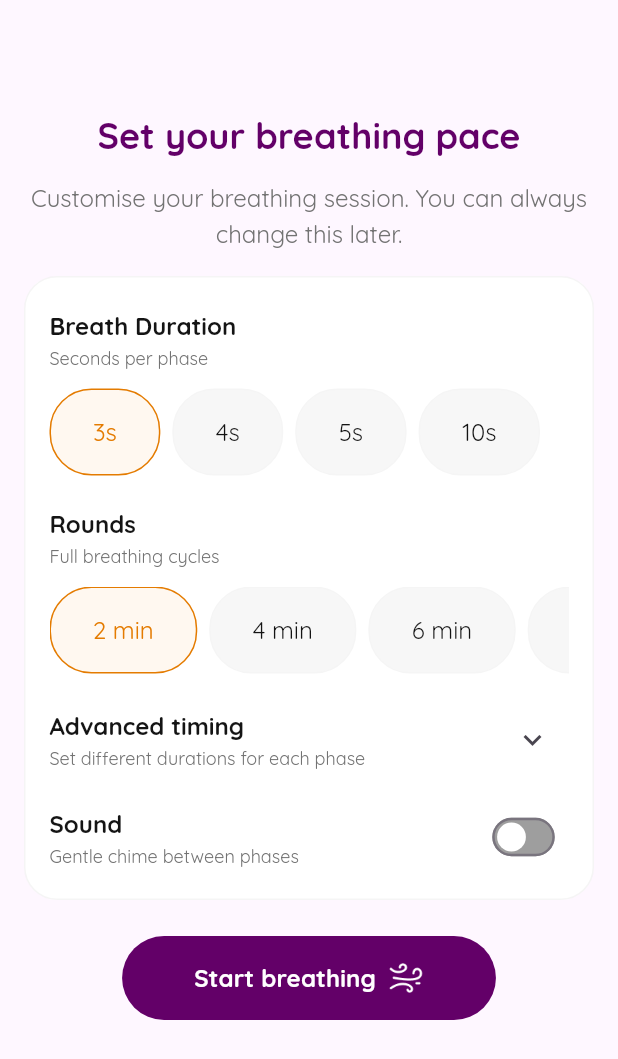
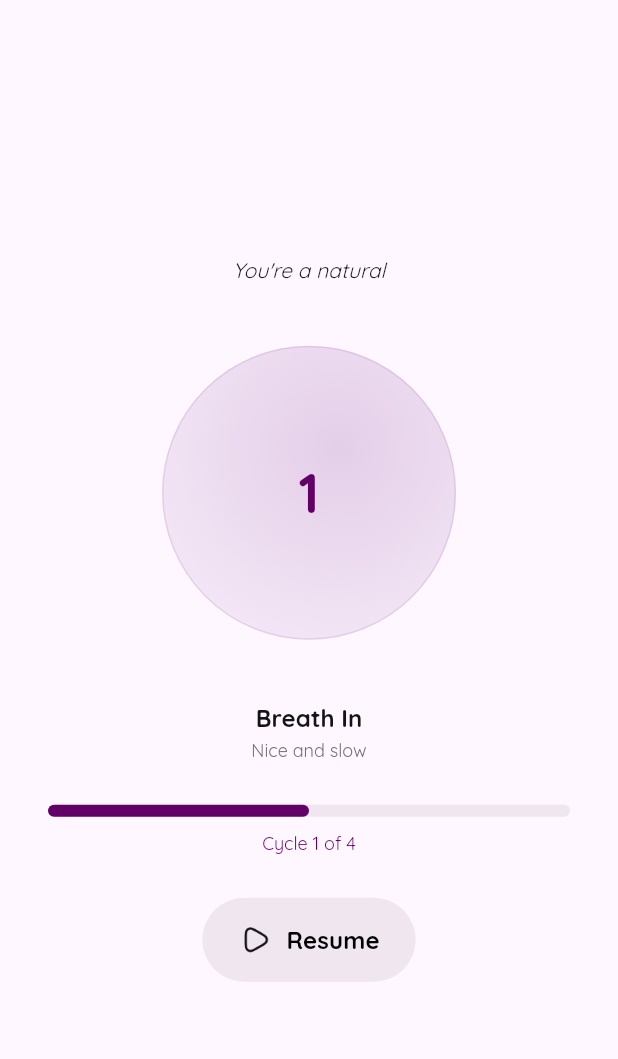
Before and after one commit to sharmadhiraj/Breathing-App, a Flutter app: the screen it shows after launch, on a phone screen of 412 x 824 dp. Shown: the top 1059 px of the screen. Run offline on Flutter 3.47's test engine with Material 3 defaults, Android fonts, the phone set to English and light mode, and no system bars.

Commit message:
Setup breathing screen

```diff
--- a/lib/core/widgets/button.dart
+++ b/lib/core/widgets/button.dart
@@ -4,24 +4,41 @@ import 'package:flutter/material.dart';
 class AppButton extends StatelessWidget {
   final String text;
   final VoidCallback onPressed;
+  final Color backgroundColor;
+  final String? leftIcon;
+  final String? rightIcon;
 
-  const AppButton({super.key, required this.text, required this.onPressed});
+  const AppButton({
+    super.key,
+    required this.text,
+    required this.onPressed,
+    this.backgroundColor = AppTheme.primaryColor,
+    this.leftIcon,
+    this.rightIcon,
+  });
 
   @override
   Widget build(BuildContext context) {
-    return ElevatedButton(
+    return Align(
+      child: ElevatedButton(
         onPressed: onPressed,
         style: ElevatedButton.styleFrom(
-        backgroundColor: AppTheme.primaryColor,
-        shape: RoundedRectangleBorder(borderRadius: BorderRadius.circular(32)),
-        padding: const EdgeInsets.symmetric(horizontal: 48, vertical: 16),
+          backgroundColor: backgroundColor,
+          shape: RoundedRectangleBorder(
+            borderRadius: BorderRadius.circular(32),
+          ),
+          padding: const EdgeInsets.symmetric(horizontal: 24, vertical: 16),
           elevation: 0,
           minimumSize: Size.zero,
         ),
         child: Row(
+          mainAxisSize: MainAxisSize.min,
           mainAxisAlignment: MainAxisAlignment.center,
-        mainAxisSize: MainAxisSize.min,
           children: [
+            if (leftIcon != null) ...[
+              Image.asset("assets/icons/$leftIcon.png", width: 24, height: 24),
+              const SizedBox(width: 8),
+            ],
             Text(
               text,
               textAlign: TextAlign.center,
@@ -29,12 +46,15 @@ class AppButton extends StatelessWidget {
                 fontWeight: FontWeight.w700,
                 fontSize: 16,
                 height: 1.5,
-              color: Colors.white,
+                color: Colors.black,
               ),
             ),
+            if (rightIcon != null) ...[
               const SizedBox(width: 8),
-          Image.asset("assets/icons/breath.png", width: 24, height: 24),
+              Image.asset("assets/icons/$rightIcon.png", width: 24, height: 24),
             ],
+          ],
+        ),
       ),
     );
   }
--- /dev/null
+++ b/lib/core/widgets/linear_progress.dart
@@ -0,0 +1,31 @@
+import 'package:breathing_app/core/theme.dart';
+import 'package:flutter/material.dart';
+
+class AppLinearProgress extends StatelessWidget {
+  final double progress;
+
+  const AppLinearProgress({super.key, required this.progress});
+
+  @override
+  Widget build(BuildContext context) {
+    return Container(
+      margin: const EdgeInsets.symmetric(horizontal: 32),
+      width: double.maxFinite,
+      height: 8,
+      decoration: BoxDecoration(
+        color: const Color(0xFFEFE6F0),
+        borderRadius: BorderRadius.circular(4),
+      ),
+      child: FractionallySizedBox(
+        alignment: Alignment.centerLeft,
+        widthFactor: progress.clamp(0.0, 1.0),
+        child: Container(
+          decoration: BoxDecoration(
+            color: AppTheme.primaryColor,
+            borderRadius: BorderRadius.circular(4),
+          ),
+        ),
+      ),
+    );
+  }
+}
--- a/lib/main.dart
+++ b/lib/main.dart
@@ -1,5 +1,5 @@
 import 'package:breathing_app/core/theme.dart';
-import 'package:breathing_app/modules/breathing/screens/setup.dart';
+import 'package:breathing_app/modules/breathing/screens/breathing.dart';
 import 'package:flutter/material.dart';
 
 void main() {
@@ -14,7 +14,7 @@ class BreathingApp extends StatelessWidget {
     return MaterialApp(
       title: "Breathing App",
       theme: AppTheme.theme,
-      home: const BreathingSetupScreen(),
+      home: const BreathingScreen(),
     );
   }
 }
--- /dev/null
+++ b/lib/modules/breathing/screens/breathing.dart
@@ -0,0 +1,75 @@
+import 'package:breathing_app/core/widgets/button.dart';
+import 'package:breathing_app/core/widgets/linear_progress.dart';
+import 'package:breathing_app/core/widgets/settings_tile_subtitle.dart';
+import 'package:breathing_app/core/widgets/settings_tile_title.dart';
+import 'package:breathing_app/modules/breathing/widgets/bubble.dart';
+import 'package:flutter/material.dart';
+
+class BreathingScreen extends StatelessWidget {
+  const BreathingScreen({super.key});
+
+  @override
+  Widget build(BuildContext context) {
+    return Scaffold(body: _buildBody());
+  }
+
+  Widget _buildBody() {
+    return Center(
+      child: Column(
+        mainAxisSize: MainAxisSize.min,
+        children: [
+          _buildHeaderLabel(),
+          _buildBubble(),
+          const SettingsTileTitle(title: "Breath In"),
+          const SettingsTileSubtitle(title: "Nice and slow"),
+          const SizedBox(height: 28),
+          const AppLinearProgress(progress: 0.5),
+          const SizedBox(height: 8),
+          _buildCycleLabel(),
+          const SizedBox(height: 28),
+          AppButton(
+            text: "Resume",
+            onPressed: () {},
+            leftIcon: "play",
+            backgroundColor: const Color(0xFFEFE6F0),
+          ),
+        ],
+      ),
+    );
+  }
+
+  Widget _buildHeaderLabel() {
+    return const Text(
+      "You're a natural",
+      textAlign: TextAlign.center,
+      style: TextStyle(
+        fontWeight: FontWeight.w400,
+        fontStyle: FontStyle.italic,
+        fontSize: 14,
+        height: 1.5,
+        letterSpacing: 0,
+      ),
+    );
+  }
+
+  Widget _buildCycleLabel() {
+    return const Text(
+      "Cycle 1 of 4",
+      textAlign: TextAlign.center,
+      style: TextStyle(
+        fontWeight: FontWeight.w400,
+        height: 1.5,
+        fontSize: 12,
+        letterSpacing: 0,
+        color: Color(0XFF630068),
+      ),
+    );
+  }
+
+  Widget _buildBubble() {
+    return Container(
+      margin: const EdgeInsets.symmetric(vertical: 40),
+      child: const RadialContainer(value: 1),
+    );
+  }
+}
--- a/lib/modules/breathing/screens/setup.dart
+++ b/lib/modules/breathing/screens/setup.dart
@@ -58,9 +58,11 @@ class BreathingSetupScreen extends StatelessWidget {
     );
   }
 
-  Align _buildButton() {
-    return Align(
-      child: AppButton(text: "Start breathing", onPressed: () {}),
+  Widget _buildButton() {
+    return AppButton(
+      text: "Start breathing",
+      onPressed: () {},
+      rightIcon: "breath",
     );
   }
 }
--- /dev/null
+++ b/lib/modules/breathing/widgets/bubble.dart
@@ -0,0 +1,45 @@
+import 'package:breathing_app/core/theme.dart';
+import 'package:flutter/material.dart';
+
+class RadialContainer extends StatelessWidget {
+  final int value;
+
+  const RadialContainer({super.key, required this.value});
+
+  @override
+  Widget build(BuildContext context) {
+    return Stack(
+      children: [
+        Container(
+          width: 196,
+          height: 196,
+          decoration: BoxDecoration(
+            shape: BoxShape.circle,
+            gradient: const RadialGradient(
+              center: Alignment(0.2, -0.3), // approx 40% 35%
+              radius: 0.9,
+              colors: [
+                Color.fromRGBO(123, 45, 142, 0.2),
+                Color.fromRGBO(123, 45, 142, 0.05),
+              ],
+              stops: [0.0, 1.0],
+            ),
+            border: Border.all(color: const Color.fromRGBO(123, 45, 142, 0.12)),
+          ),
+          child: Center(
+            child: Text(
+              value.toString(),
+              textAlign: TextAlign.center,
+              style: const TextStyle(
+                fontWeight: FontWeight.w700,
+                fontSize: 36,
+                letterSpacing: 0,
+                color: AppTheme.primaryColor,
+              ),
+            ),
+          ),
+        ),
+      ],
+    );
+  }
+}
```
Also changed, not shown: assets/icons/pause.png (added), assets/icons/play.png (added). Lines whose indentation alone changed are shown as unchanged.
